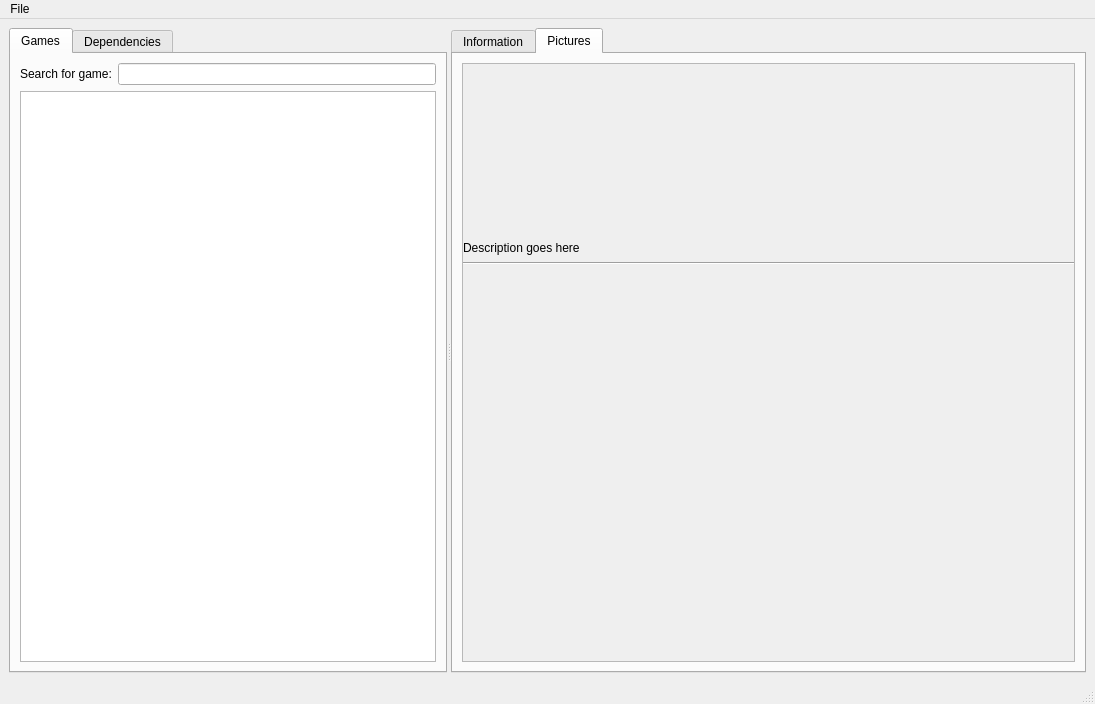
The window that hypernucleus/view/main.ui (Rich43/hypernucleus_client) describes before a commit, drawn with Qt 5.
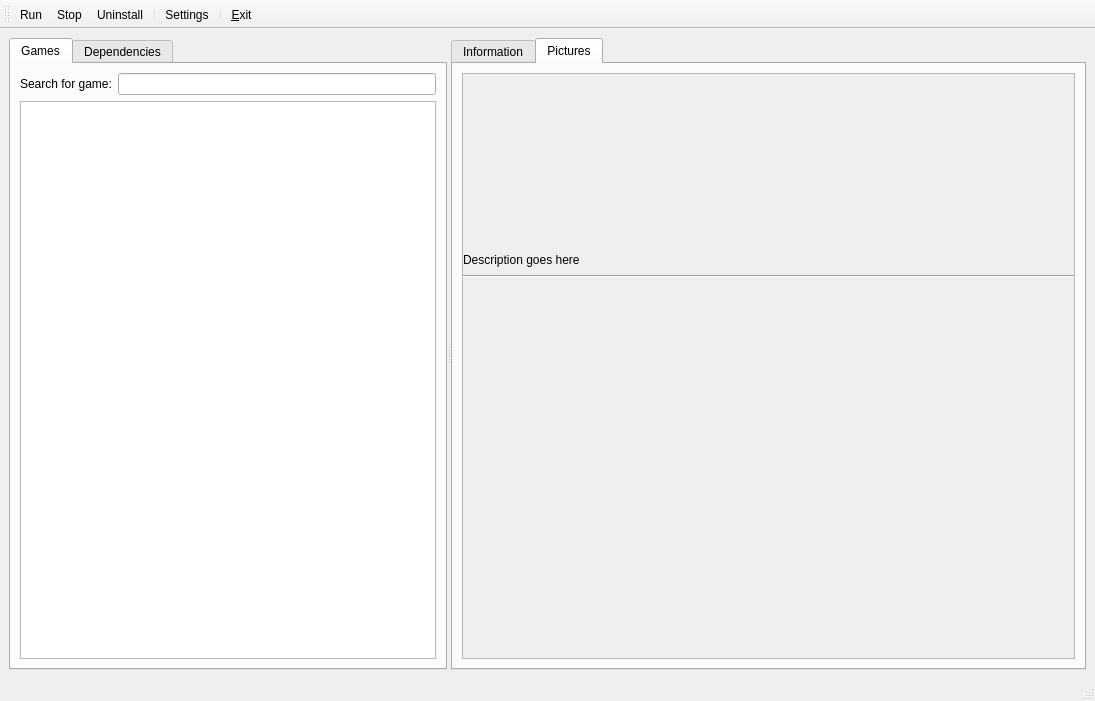
The same window after the commit. The open tabs and pages were chosen to show the change. Icons and pictures are not drawn.

Commit message: Add some icons. Switch from menu to toolbar. Add title and change current tab index to main.ui

```diff
--- a/hypernucleus/view/main.ui
+++ b/hypernucleus/view/main.ui
@@ -7,7 +7,7 @@
     <x>0</x>
     <y>0</y>
     <width>1095</width>
-    <height>704</height>
+    <height>701</height>
    </rect>
   </property>
   <property name="windowTitle">
@@ -240,17 +240,17 @@
              <rect>
               <x>0</x>
               <y>0</y>
-              <width>772</width>
-              <height>586</height>
+              <width>580</width>
+              <height>568</height>
              </rect>
             </property>
-            <widget class="QWidget" name="">
+            <widget class="QWidget" name="layoutWidget">
              <property name="geometry">
               <rect>
                <x>0</x>
                <y>20</y>
                <width>771</width>
-               <height>181</height>
+               <height>184</height>
               </rect>
              </property>
              <layout class="QVBoxLayout" name="verticalLayout_4">
@@ -302,27 +302,89 @@
     </item>
    </layout>
   </widget>
-  <widget class="QMenuBar" name="menubar">
-   <property name="geometry">
-    <rect>
-     <x>0</x>
-     <y>0</y>
-     <width>1095</width>
-     <height>25</height>
-    </rect>
+  <widget class="QStatusBar" name="statusbar">
+   <property name="statusTip">
+    <string/>
    </property>
-   <widget class="QMenu" name="menuFile">
-    <property name="title">
-     <string>File</string>
-    </property>
-    <addaction name="actionExit"/>
-   </widget>
-   <addaction name="menuFile"/>
   </widget>
-  <widget class="QStatusBar" name="statusbar"/>
+  <widget class="QToolBar" name="toolBar">
+   <property name="windowTitle">
+    <string>toolBar</string>
+   </property>
+   <attribute name="toolBarArea">
+    <enum>TopToolBarArea</enum>
+   </attribute>
+   <attribute name="toolBarBreak">
+    <bool>false</bool>
+   </attribute>
+   <addaction name="actionRun"/>
+   <addaction name="actionStop"/>
+   <addaction name="actionUninstall"/>
+   <addaction name="separator"/>
+   <addaction name="actionSettings"/>
+   <addaction name="separator"/>
+   <addaction name="actionExit"/>
+  </widget>
   <action name="actionExit">
    <property name="text">
-    <string>Exit</string>
+    <string>&amp;Exit</string>
+   </property>
+   <property name="iconText">
+    <string>&amp;Exit</string>
+   </property>
+  </action>
+  <action name="actionRun">
+   <property name="icon">
+    <iconset resource="icons.qrc">
+     <normaloff>:/exec.png</normaloff>:/exec.png</iconset>
+   </property>
+   <property name="text">
+    <string>Run</string>
+   </property>
+   <property name="toolTip">
+    <string>Run</string>
+   </property>
+  </action>
+  <action name="actionStop">
+   <property name="icon">
+    <iconset resource="icons.qrc">
+     <normaloff>:/x.png</normaloff>:/x.png</iconset>
+   </property>
+   <property name="text">
+    <string>Stop</string>
+   </property>
+   <property name="toolTip">
+    <string>Stop</string>
+   </property>
+  </action>
+  <action name="actionUninstall">
+   <property name="icon">
+    <iconset resource="icons.qrc">
+     <normaloff>:/trashcan_empty.png</normaloff>:/trashcan_empty.png</iconset>
+   </property>
+   <property name="text">
+    <string>Uninstall</string>
+   </property>
+   <property name="toolTip">
+    <string>Uninstall</string>
+   </property>
+   <property name="shortcut">
+    <string>Alt+U</string>
+   </property>
+  </action>
+  <action name="actionSettings">
+   <property name="icon">
+    <iconset resource="icons.qrc">
+     <normaloff>:/advancedsettings.png</normaloff>:/advancedsettings.png</iconset>
+   </property>
+   <property name="text">
+    <string>Settings</string>
+   </property>
+   <property name="toolTip">
+    <string>Settings</string>
+   </property>
+   <property name="shortcut">
+    <string>Alt+S</string>
    </property>
   </action>
  </widget>
```
Left out of the diff: 12 changed lines with no effect on the pictures. The commit also changes 6 other files.
